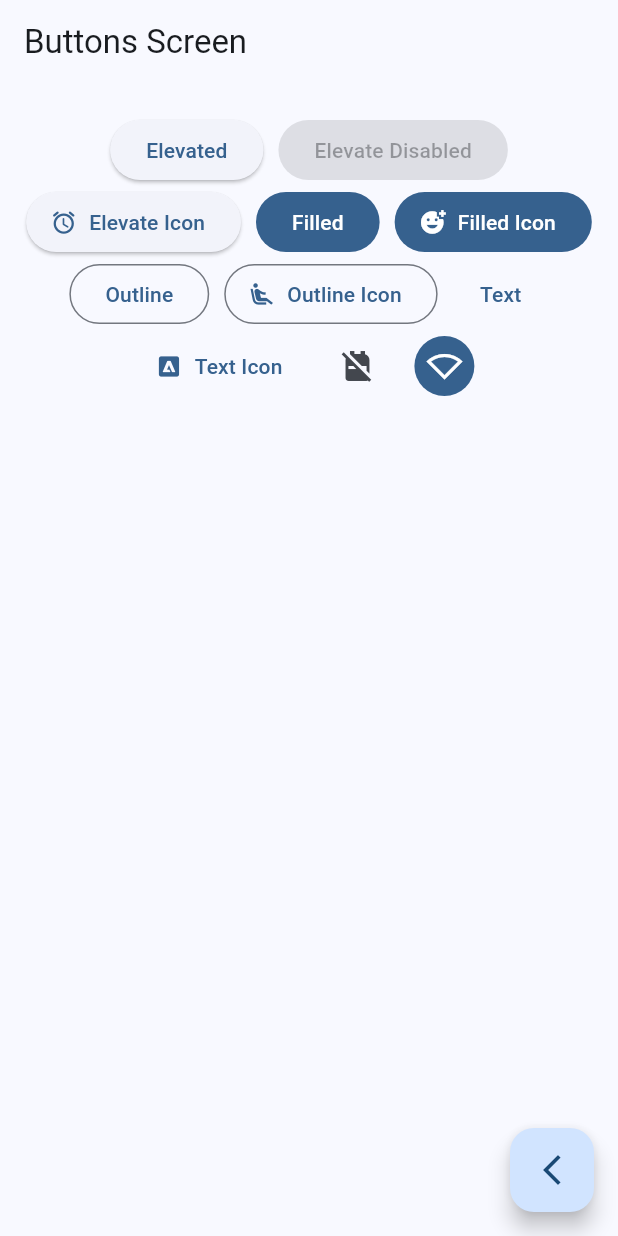
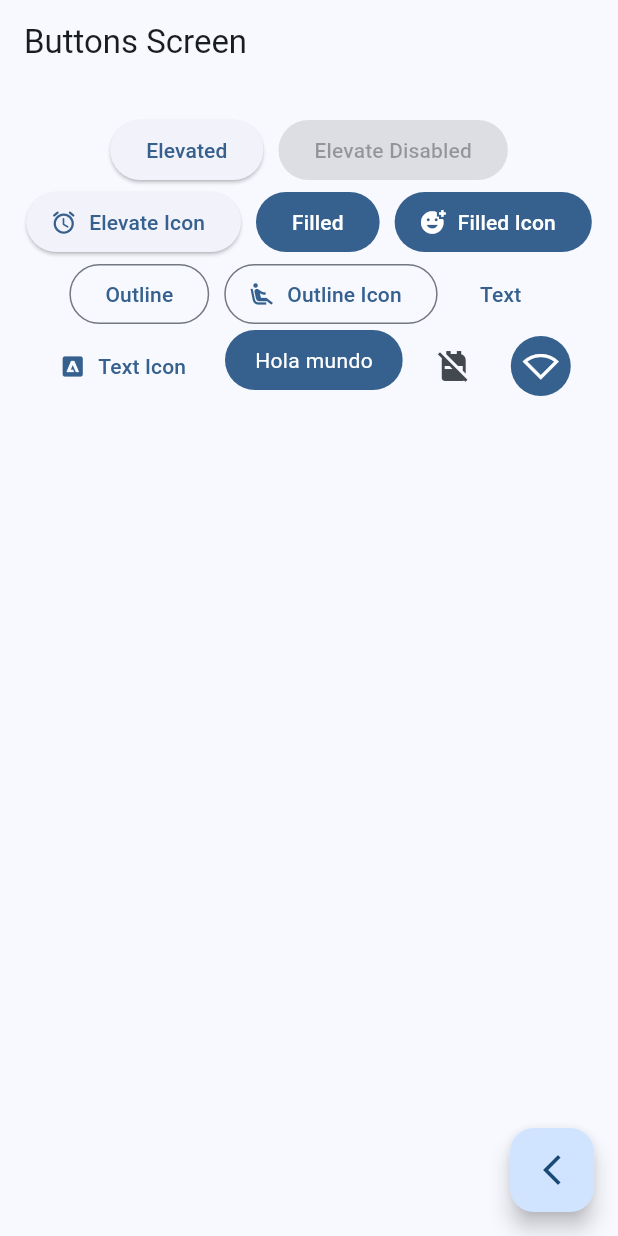
Before and after one commit to SebasVillaLo/My-proyects, a Flutter app: the ButtonsScreen screen opened by its route, on a phone screen of 412 x 824 dp. Run offline on Flutter 3.47's test engine with Material 2 defaults, Android fonts, the phone set to English and light mode, and no system bars; our stand-ins replace animate_do, dio, go_router, video_player.

Commit message:
custom button finish

```diff
--- a/widgets_app/lib/presentation/screens/buttons/buttons_screen.dart
+++ b/widgets_app/lib/presentation/screens/buttons/buttons_screen.dart
@@ -60,9 +60,7 @@ class _ButtonsView extends StatelessWidget {
               icon: const Icon(Icons.adobe_outlined),
               label: const Text('Text Icon'),
             ),
-
-            // TODO: Custom Button
-
+            const CustomButton(),
             IconButton(onPressed: () {}, icon: const Icon(Icons.no_backpack)),
             IconButton(
               onPressed: () {},
@@ -80,3 +78,28 @@ class _ButtonsView extends StatelessWidget {
     );
   }
 }
+
+class CustomButton extends StatelessWidget {
+  const CustomButton({super.key});
+
+  @override
+  Widget build(BuildContext context) {
+    final colors = Theme.of(context).colorScheme;
+    return ClipRRect(
+      borderRadius: BorderRadius.circular(20),
+      child: Material(
+        color: colors.primary,
+        child: InkWell(
+          onTap: () {},
+          child: const Padding(
+            padding: EdgeInsets.symmetric(horizontal: 20, vertical: 10),
+            child: Text(
+              'Hola mundo',
+              style: TextStyle(color: Colors.white),
+            ),
+          ),
+        ),
+      ),
+    );
+  }
+}
```
